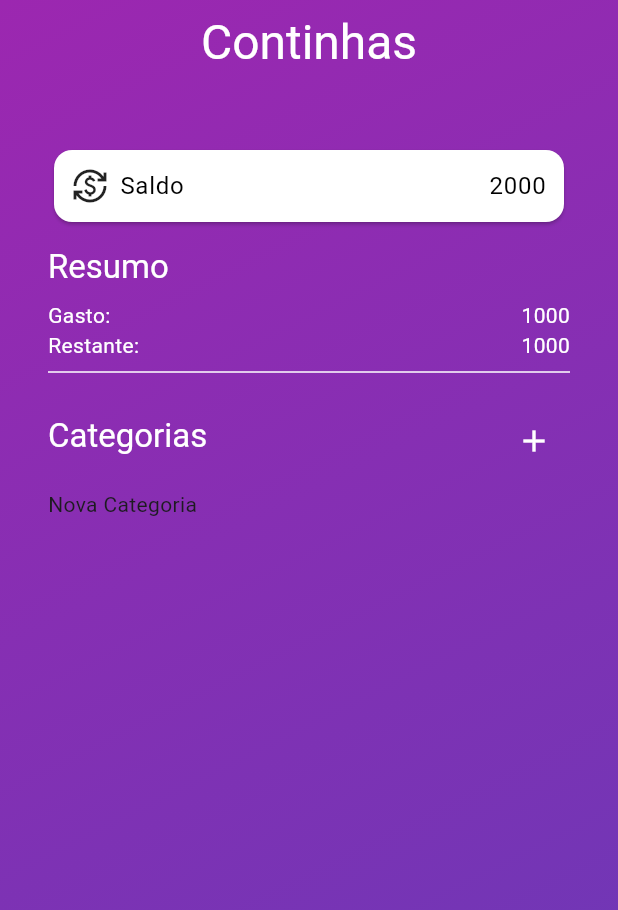
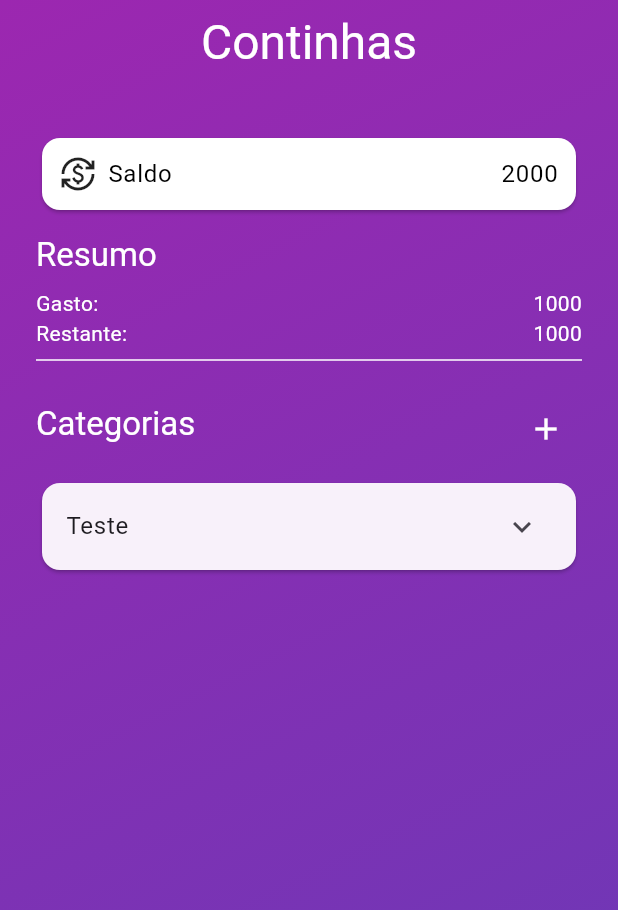
Before and after one commit to eduardobetim/Continhas, a Flutter app: the screen it shows after launch, after a tap on the "add" icon, on a phone screen of 412 x 824 dp. Shown: the top 910 px of the screen. Run offline on Flutter 3.47's test engine with Material 3 defaults, Android fonts, the light colour scheme and no system bars; our stand-ins replace google_fonts; Roboto replaces fonts that are missing (Dosis).

Commit message:
category tile

```diff
--- /dev/null
+++ b/lib/expansible_widget.dart
@@ -0,0 +1,42 @@
+import 'package:flutter/material.dart';
+
+class ExpansibleWidget extends StatelessWidget {
+  const ExpansibleWidget({super.key});
+
+  @override
+  Widget build(BuildContext context) {
+    return const Card(
+      child: ExpansionTile(
+        title: Row(
+          children: [Text('Teste')],
+        ),
+        children: [
+          Padding(
+            padding: EdgeInsets.all(8),
+            child: Row(
+              children: [
+                Text('bbbb'),
+                Spacer(),
+                Icon(
+                  Icons.check,
+                ),
+              ],
+            ),
+          ),
+          Padding(
+            padding: EdgeInsets.all(8),
+            child: Row(
+              children: [
+                Text('cccc'),
+                Spacer(),
+                Icon(
+                  Icons.check,
+                ),
+              ],
+            ),
+          ),
+        ],
+      ),
+    );
+  }
+}
--- a/lib/home_screen.dart
+++ b/lib/home_screen.dart
@@ -1,5 +1,6 @@
 import 'package:flutter/material.dart';
 import 'package:gastinhos/category_type.dart';
+import 'package:gastinhos/expansible_widget.dart';
 import 'package:gastinhos/expense_category.dart';
 import 'package:google_fonts/google_fonts.dart';
 
@@ -34,10 +35,9 @@ class _HomeScreenState extends State<HomeScreen> {
         centerTitle: true,
         title: Text(
           'Continhas',
-          style: Theme.of(context)
-              .textTheme
-              .headlineLarge!
-              .copyWith(fontFamily: GoogleFonts.dosis().fontFamily, color: Theme.of(context).colorScheme.onPrimary),
+          style: Theme.of(context).textTheme.headlineLarge!.copyWith(
+              fontFamily: GoogleFonts.dosis().fontFamily,
+              color: Theme.of(context).colorScheme.onPrimary),
         ),
       ),
       body: Container(
@@ -54,7 +54,7 @@ class _HomeScreenState extends State<HomeScreen> {
           ),
         ),
         child: Padding(
-          padding: const EdgeInsets.all(32),
+          padding: const EdgeInsets.all(24),
           child: Column(
             mainAxisAlignment: MainAxisAlignment.start,
             crossAxisAlignment: CrossAxisAlignment.start,
@@ -79,13 +79,19 @@ class _HomeScreenState extends State<HomeScreen> {
                           ),
                           Text(
                             'Saldo',
-                            style: Theme.of(context).textTheme.bodyLarge!.copyWith(color: Colors.black),
+                            style: Theme.of(context)
+                                .textTheme
+                                .bodyLarge!
+                                .copyWith(color: Colors.black),
                           ),
                         ],
                       ),
                       Text(
                         '2000',
-                        style: Theme.of(context).textTheme.bodyLarge!.copyWith(color: Colors.black),
+                        style: Theme.of(context)
+                            .textTheme
+                            .bodyLarge!
+                            .copyWith(color: Colors.black),
                       ),
                     ],
                   ),
@@ -96,7 +102,10 @@ class _HomeScreenState extends State<HomeScreen> {
               ),
               Text(
                 'Resumo',
-                style: Theme.of(context).textTheme.titleLarge!.copyWith(color: Colors.white),
+                style: Theme.of(context)
+                    .textTheme
+                    .titleLarge!
+                    .copyWith(color: Colors.white),
               ),
               const SizedBox(
                 height: 8,
@@ -106,11 +115,17 @@ class _HomeScreenState extends State<HomeScreen> {
                 children: [
                   Text(
                     'Gasto:',
-                    style: Theme.of(context).textTheme.bodyMedium!.copyWith(color: Colors.white),
+                    style: Theme.of(context)
+                        .textTheme
+                        .bodyMedium!
+                        .copyWith(color: Colors.white),
                   ),
                   Text(
                     '1000',
-                    style: Theme.of(context).textTheme.bodyMedium!.copyWith(color: Colors.white),
+                    style: Theme.of(context)
+                        .textTheme
+                        .bodyMedium!
+                        .copyWith(color: Colors.white),
                   ),
                 ],
               ),
@@ -119,11 +134,17 @@ class _HomeScreenState extends State<HomeScreen> {
                 children: [
                   Text(
                     'Restante:',
-                    style: Theme.of(context).textTheme.bodyMedium!.copyWith(color: Colors.white),
+                    style: Theme.of(context)
+                        .textTheme
+                        .bodyMedium!
+                        .copyWith(color: Colors.white),
                   ),
                   Text(
                     '1000',
-                    style: Theme.of(context).textTheme.bodyMedium!.copyWith(color: Colors.white),
+                    style: Theme.of(context)
+                        .textTheme
+                        .bodyMedium!
+                        .copyWith(color: Colors.white),
                   ),
                 ],
               ),
@@ -140,7 +161,10 @@ class _HomeScreenState extends State<HomeScreen> {
                 children: [
                   Text(
                     'Categorias',
-                    style: Theme.of(context).textTheme.titleLarge!.copyWith(color: Colors.white),
+                    style: Theme.of(context)
+                        .textTheme
+                        .titleLarge!
+                        .copyWith(color: Colors.white),
                   ),
                   Padding(
                     padding: const EdgeInsets.only(top: 6),
@@ -164,7 +188,10 @@ class _HomeScreenState extends State<HomeScreen> {
               if (categories.isEmpty)
                 Text(
                   'Nenhuma categoria encontrada.',
-                  style: Theme.of(context).textTheme.bodyMedium!.copyWith(color: Colors.white),
+                  style: Theme.of(context)
+                      .textTheme
+                      .bodyMedium!
+                      .copyWith(color: Colors.white),
                 )
               else
                 Expanded(
@@ -172,11 +199,7 @@ class _HomeScreenState extends State<HomeScreen> {
                     child: Column(
                       children: categories
                           .map<Widget>(
-                            (category) => Container(
-                              child: Text(
-                                category.name,
-                              ),
-                            ),
+                            (category) => ExpansibleWidget(),
                           )
                           .toList(),
                     ),
```
